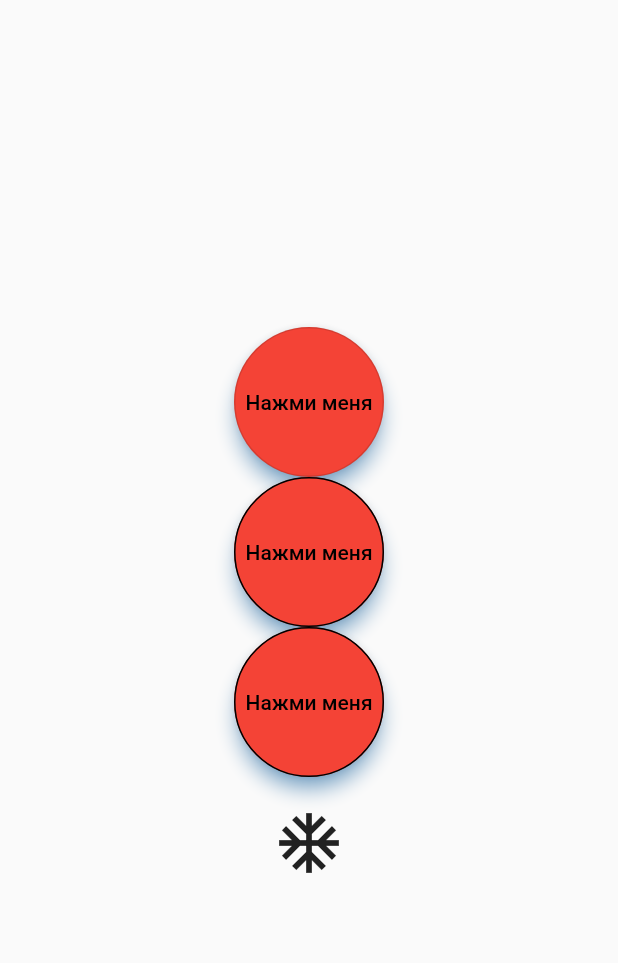
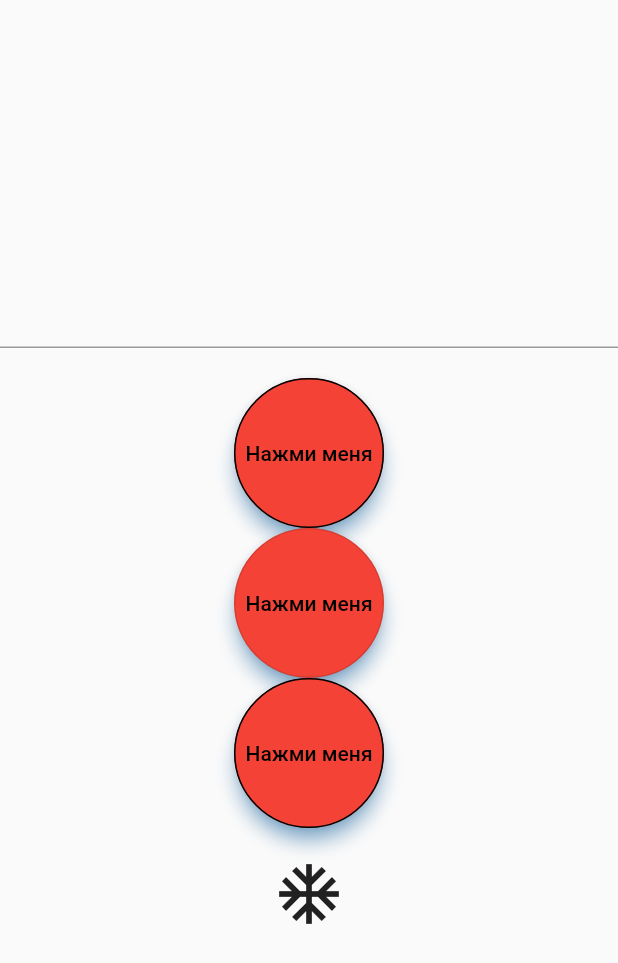
Before and after one commit to AlexPyKZ/themoviedb, a Flutter app: the screen it shows after launch, on a phone screen of 412 x 824 dp. Shown: the top 963 px of the screen. Run offline on Flutter 3.47's test engine with Material 2 defaults, Android fonts, the phone set to English and light mode, and no system bars.

Commit message:
End lesson

```diff
--- a/lib/home_screen.dart
+++ b/lib/home_screen.dart
@@ -31,14 +31,18 @@ class MyApp extends StatelessWidget {
           child: Column(
             mainAxisSize: MainAxisSize.min,
             children: [
-              OutlinedButton(
-                style: style,
-                onPressed: () {},
-                child: const Text("Нажми меня"),
+              const TextField(),
+              const SizedBox(
+                height: 20,
               ),
               ElevatedButton(
                 style: style,
                 onPressed: printFirst,
+                child: const Text("Нажми меня"),
+              ),
+              OutlinedButton(
+                style: style,
+                onPressed: () {},
                 child: const Text("Нажми меня"),
               ),
               TextButton(
```
